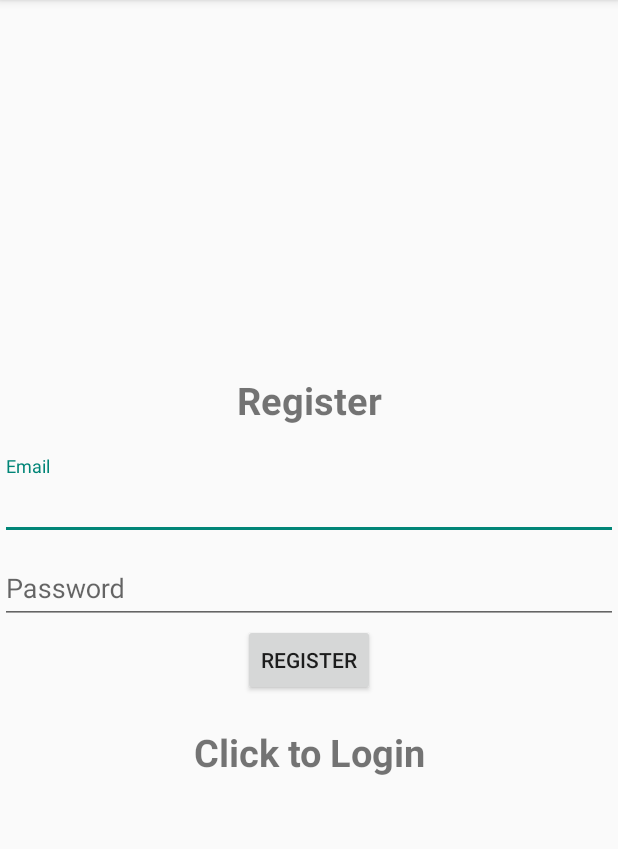
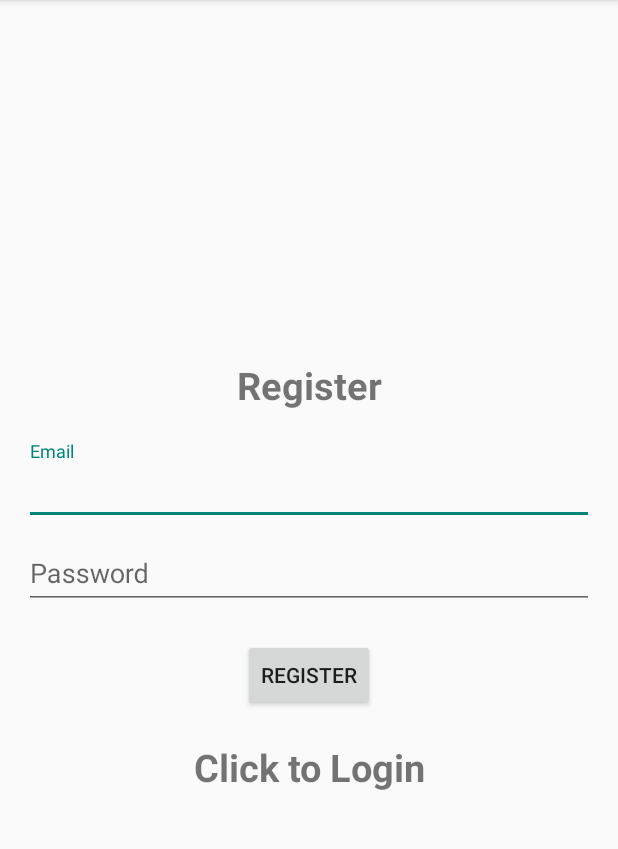
Before and after one commit to Rnbsov/Sunrise, an Android app: the Register screen opened directly, with no data from a screen before it, on a phone screen of 412 x 824 dp, the part 84-933 px from its top. Run offline under Robolectric (Android 15) with nearby library versions, the phone set to English and light mode, and no system bars; our stand-ins replace Firebase (no records; nobody signed in at launch, a user with empty details on screens opened directly).

Commit message:
✨ Some ui improvements

```diff
--- a/app/src/main/res/layout/activity_register.xml
+++ b/app/src/main/res/layout/activity_register.xml
@@ -25,8 +25,9 @@
 
         <com.google.android.material.textfield.TextInputEditText
             android:id="@+id/email"
-            android:layout_width="match_parent"
+            android:layout_width="380dp"
             android:layout_height="wrap_content"
+            android:layout_gravity="center"
             android:hint="@string/email" />
     </com.google.android.material.textfield.TextInputLayout>
 
@@ -37,8 +38,9 @@
 
         <com.google.android.material.textfield.TextInputEditText
             android:id="@+id/password"
-            android:layout_width="match_parent"
+            android:layout_width="380dp"
             android:layout_height="wrap_content"
+            android:layout_gravity="center"
             android:hint="@string/password" />
     </com.google.android.material.textfield.TextInputLayout>
 
@@ -46,6 +48,7 @@
         android:id="@+id/register_btn"
         android:layout_width="wrap_content"
         android:layout_height="wrap_content"
+        android:layout_marginTop="20dp"
         android:text="@string/register" />
 
     <TextView
```
Also changed, not shown: app/src/main/res/layout/activity_login.xml (+5 -2 lines).
